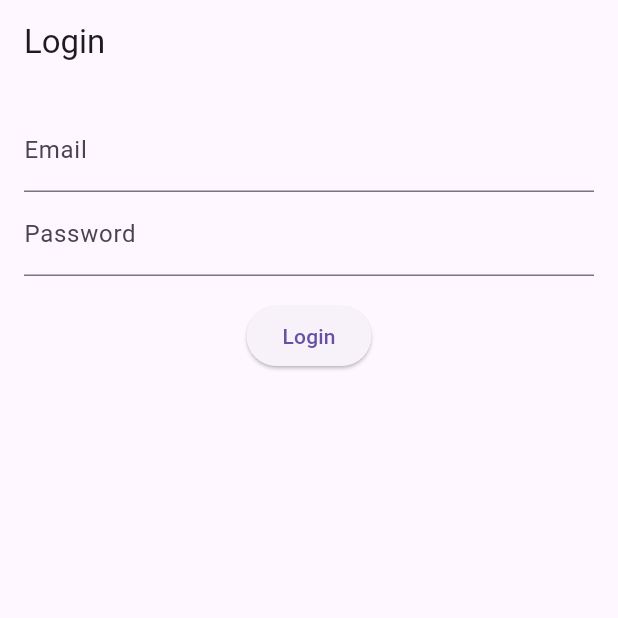
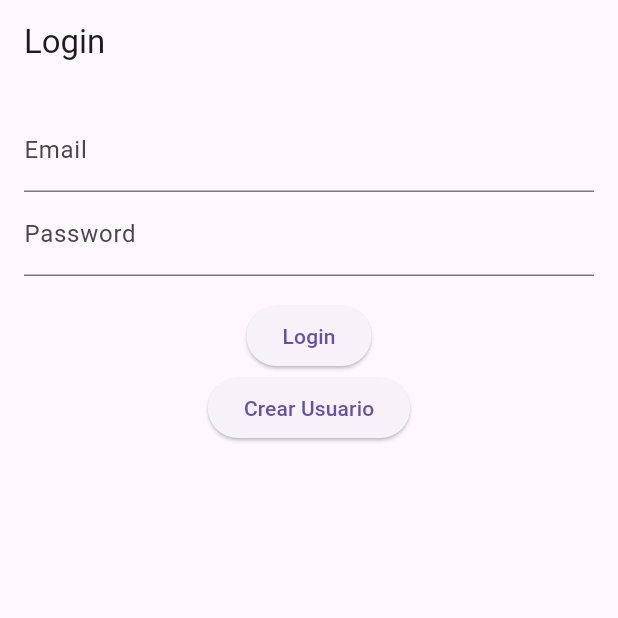
Before and after one commit to ocastillo200/GymApp, a Flutter app: the screen it shows after launch, on a phone screen of 412 x 824 dp, the top half of it. Run offline on Flutter 3.47's test engine with Material 3 defaults, Android fonts, the light colour scheme and no system bars; our stand-ins replace dropdown_search, searchfield.

```diff
--- a/app_gym/lib/screens/login.dart
+++ b/app_gym/lib/screens/login.dart
@@ -69,11 +69,11 @@ class _LoginScreenState extends State<LoginScreen> {
                       ScaffoldMessenger.of(context).showSnackBar(
                         SnackBar(content: Text('email o contrasena incorrecta')));
                     }
-
                   }
                 },
                 child: const Text('Login'),
               ),
+              ElevatedButton(onPressed: (){}, child: const Text('Crear Usuario'))
             ],
           ),
         ),
```
Also changed, not shown: app_gym/lib/screens/create_user.dart (added, +7 -0 lines), 1 other file.
